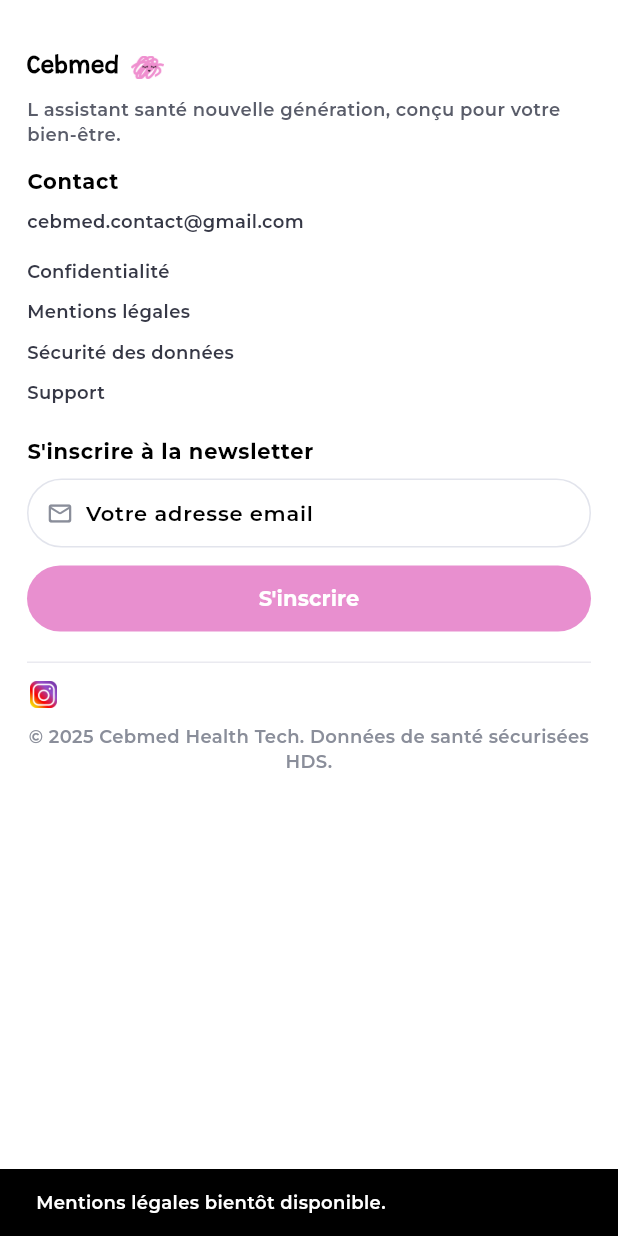
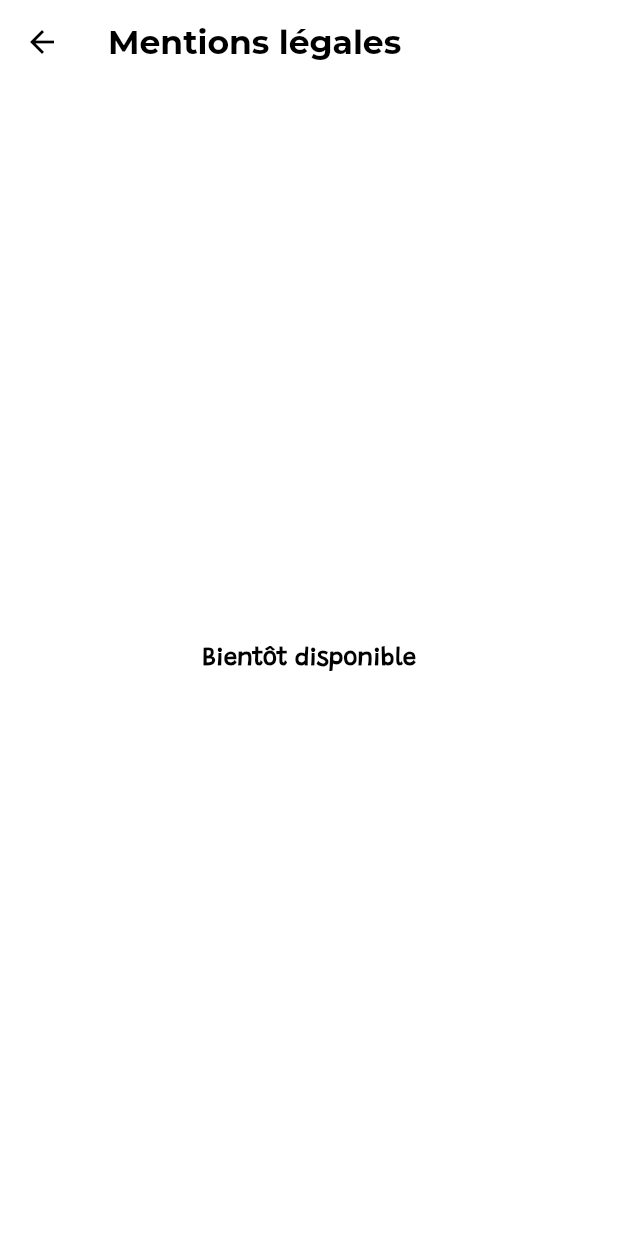
Before and after one commit to MABA-NGOLI/Cebmed_landingPage, a Flutter app: the FooterSection widget shown alone on an empty page, opened directly, after a tap on "Mentions légales", on a phone screen of 412 x 824 dp. Run offline on Flutter 3.47's test engine with Material 3 defaults, Android fonts, the phone set to English and light mode, and no system bars; project files that could hold a hidden picture were left out.

Commit message:
feat(footer): add legal pages, clickable RGPD consent text, and fix newsletter submit flow

```diff
--- a/lib/services/newsletter_service.dart
+++ b/lib/services/newsletter_service.dart
@@ -5,7 +5,7 @@ import '../models/newsletter_request.dart';
 
 class NewsletterService {
   static final Uri _newsletterUri = Uri.parse(
-    'http://31.207.35.91/cebmed/api/newsletter/subscribe',
+    'https://cebmed.duckdns.org/cebmed/api/newsletter/subscribe',
   );
 
   Future<(int, NewsletterModel?)> subscribe(NewsletterRequest request) async {
--- a/lib/viewmodels/newsletter_view_model.dart
+++ b/lib/viewmodels/newsletter_view_model.dart
@@ -19,16 +19,23 @@ class NewsletterViewModel extends ChangeNotifier {
     return null;
   }
 
-  Future<String> submit(String email) async {
+  Future<String> submit(String email, bool acceptConditions) async {
     final validationError = validateEmail(email);
     if (validationError != null) return validationError;
+
+    if (!acceptConditions) {
+      return 'Veuillez accepter la politique de confidentialité.';
+    }
 
     _submitting = true;
     notifyListeners();
 
     try {
       final (statusCode, _) = await _service.subscribe(
-        NewsletterRequest(email: email.trim()),
+        NewsletterRequest(
+          email: email.trim(),
+          acceptConditions: acceptConditions,
+        ),
       );
 
       if (statusCode == 201) return 'Inscription newsletter réussie.';
--- /dev/null
+++ b/lib/views/legal_notices_view.dart
@@ -0,0 +1,30 @@
+import 'package:flutter/material.dart';
+import '../theme/app_theme.dart';
+
+class LegalNoticesView extends StatelessWidget {
+  const LegalNoticesView({super.key});
+
+  @override
+  Widget build(BuildContext context) {
+    final textTheme = Theme.of(context).textTheme;
+
+    return Scaffold(
+      appBar: AppBar(
+        title: const Text('Mentions légales'),
+        backgroundColor: AppTheme.white,
+        foregroundColor: AppTheme.black,
+        elevation: 0,
+      ),
+      backgroundColor: AppTheme.white,
+      body: Center(
+        child: Text(
+          'Bientôt disponible',
+          style: textTheme.headlineSmall?.copyWith(
+            color: AppTheme.black,
+            fontWeight: FontWeight.w700,
+          ),
+        ),
+      ),
+    );
+  }
+}
--- a/lib/widgets/footer_section.dart
+++ b/lib/widgets/footer_section.dart
@@ -1,7 +1,12 @@
+import 'package:flutter/gestures.dart';
 import 'package:flutter/material.dart';
 import 'package:url_launcher/url_launcher.dart';
 import '../theme/app_theme.dart';
 import '../viewmodels/newsletter_view_model.dart';
+import '../views/privacy_policy_view.dart';
+import '../views/legal_notices_view.dart';
+import '../views/data_security_view.dart';
+import '../views/support_view.dart';
 
 class FooterSection extends StatefulWidget {
   const FooterSection({super.key});
@@ -16,6 +21,7 @@ class _FooterSectionState extends State<FooterSection> {
 
   final TextEditingController _newsletterController = TextEditingController();
   late final NewsletterViewModel _newsletterViewModel;
+  bool _acceptConditions = false;
 
   @override
   void initState() {
@@ -52,15 +58,43 @@ class _FooterSectionState extends State<FooterSection> {
       );
     }
   }
+  void _openPrivacyPolicy(BuildContext context) {
+    Navigator.of(context).push(
+      MaterialPageRoute<void>(
+        builder: (_) => const PrivacyPolicyView(),
+      ),
+    );
+  }
 
-  void _onFooterLinkTap(BuildContext context, String label) {
-    ScaffoldMessenger.of(context).showSnackBar(
-      SnackBar(content: Text('$label bientôt disponible.')),
+  void _openLegalNotices(BuildContext context) {
+    Navigator.of(context).push(
+      MaterialPageRoute<void>(
+        builder: (_) => const LegalNoticesView(),
+      ),
+    );
+  }
+
+  void _openDataSecurity(BuildContext context) {
+    Navigator.of(context).push(
+      MaterialPageRoute<void>(
+        builder: (_) => const DataSecurityView(),
+      ),
+    );
+  }
+
+  void _openSupport(BuildContext context) {
+    Navigator.of(context).push(
+      MaterialPageRoute<void>(
+        builder: (_) => const SupportView(),
+      ),
     );
   }
 
   Future<void> _submitNewsletter() async {
-    final message = await _newsletterViewModel.submit(_newsletterController.text);
+    final message = await _newsletterViewModel.submit(
+      _newsletterController.text,
+      _acceptConditions,
+    );
     if (!mounted) return;
     if (message == 'Inscription newsletter réussie.') {
       _newsletterController.clear();
@@ -164,10 +198,10 @@ class _FooterSectionState extends State<FooterSection> {
             spacing: 28,
             runSpacing: 10,
             children: [
-              _FooterLink(label: 'Confidentialité', onTap: () => _onFooterLinkTap(context, 'Confidentialité')),
-              _FooterLink(label: 'Mentions légales', onTap: () => _onFooterLinkTap(context, 'Mentions légales')),
-              _FooterLink(label: 'Sécurité des données', onTap: () => _onFooterLinkTap(context, 'Sécurité des données')),
-              _FooterLink(label: 'Support', onTap: () => _onFooterLinkTap(context, 'Support')),
+              _FooterLink(label: 'Politique de confidentialité', onTap: () => _openPrivacyPolicy(context)),
+              _FooterLink(label: 'Mentions légales', onTap: () => _openLegalNotices(context)),
+              _FooterLink(label: 'Sécurité des données', onTap: () => _openDataSecurity(context)),
+              _FooterLink(label: 'Support', onTap: () => _openSupport(context)),
             ],
           ),
         ),
@@ -212,13 +246,13 @@ class _FooterSectionState extends State<FooterSection> {
         Column(
           crossAxisAlignment: CrossAxisAlignment.start,
           children: [
-            _FooterLink(label: 'Confidentialité', onTap: () => _onFooterLinkTap(context, 'Confidentialité')),
+            _FooterLink(label: 'Politique de confidentialité', onTap: () => _openPrivacyPolicy(context)),
             const SizedBox(height: 6),
-            _FooterLink(label: 'Mentions légales', onTap: () => _onFooterLinkTap(context, 'Mentions légales')),
+            _FooterLink(label: 'Mentions légales', onTap: () => _openLegalNotices(context)),
             const SizedBox(height: 6),
-            _FooterLink(label: 'Sécurité des données', onTap: () => _onFooterLinkTap(context, 'Sécurité des données')),
+            _FooterLink(label: 'Sécurité des données', onTap: () => _openDataSecurity(context)),
             const SizedBox(height: 6),
-            _FooterLink(label: 'Support', onTap: () => _onFooterLinkTap(context, 'Support')),
+            _FooterLink(label: 'Support', onTap: () => _openSupport(context)),
           ],
         ),
       ],
@@ -306,19 +340,28 @@ class _FooterSectionState extends State<FooterSection> {
                     ),
                   ),
                 ),
-                Padding(
-                  padding: const EdgeInsets.only(right: 4),
-                  child: FilledButton(
-                    onPressed: _newsletterViewModel.submitting ? null : _submitNewsletter,
-                    style: FilledButton.styleFrom(
-                      minimumSize: const Size(132, 38),
-                      backgroundColor: AppTheme.primaryPink,
-                      shape: RoundedRectangleBorder(borderRadius: BorderRadius.circular(20)),
-                    ),
-                    child: Text(_newsletterViewModel.submitting ? '...' : 'S\'inscrire'),
-                  ),
-                ),
+                const SizedBox(width: 8),
               ],
+            ),
+          ),
+        ),
+        const SizedBox(height: 10),
+        _consentRow(textTheme),
+        const SizedBox(height: 10),
+        ConstrainedBox(
+          constraints: const BoxConstraints(maxWidth: 560),
+          child: SizedBox(
+            width: double.infinity,
+            child: FilledButton(
+              onPressed: (_newsletterViewModel.submitting || !_acceptConditions)
+                  ? null
+                  : _submitNewsletter,
+              style: FilledButton.styleFrom(
+                backgroundColor: AppTheme.primaryPink,
+                minimumSize: const Size.fromHeight(44),
+                shape: RoundedRectangleBorder(borderRadius: BorderRadius.circular(22)),
+              ),
+              child: Text(_newsletterViewModel.submitting ? 'Inscription...' : 'S\'inscrire'),
             ),
           ),
         ),
@@ -364,16 +407,67 @@ class _FooterSectionState extends State<FooterSection> {
           ),
         ),
         const SizedBox(height: 10),
+        _consentRow(textTheme),
+        const SizedBox(height: 10),
         SizedBox(
           width: double.infinity,
           child: FilledButton(
-            onPressed: _newsletterViewModel.submitting ? null : _submitNewsletter,
+            onPressed: (_newsletterViewModel.submitting || !_acceptConditions)
+                ? null
+                : _submitNewsletter,
             style: FilledButton.styleFrom(
               backgroundColor: AppTheme.primaryPink,
               minimumSize: const Size.fromHeight(44),
               shape: RoundedRectangleBorder(borderRadius: BorderRadius.circular(22)),
             ),
             child: Text(_newsletterViewModel.submitting ? 'Inscription...' : 'S\'inscrire'),
+          ),
+        ),
+      ],
+    );
+  }
+
+  Widget _consentRow(TextTheme textTheme) {
+    return Row(
+      crossAxisAlignment: CrossAxisAlignment.start,
+      children: [
+        Checkbox(
+          value: _acceptConditions,
+          onChanged: (value) {
+            setState(() {
+              _acceptConditions = value ?? false;
+            });
+          },
+          materialTapTargetSize: MaterialTapTargetSize.shrinkWrap,
+          visualDensity: VisualDensity.compact,
+        ),
+        const SizedBox(width: 6),
+        Expanded(
+          child: Column(
+            crossAxisAlignment: CrossAxisAlignment.start,
+            children: [
+              RichText(
+                text: TextSpan(
+                  style: textTheme.bodyMedium?.copyWith(
+                    color: const Color(0xFF4B4D59),
+                    height: 1.35,
+                  ),
+                  children: [
+                    const TextSpan(text: 'En cochant cette case, j\'accepte de recevoir la newsletter CEBMED par e-mail. J\'ai pris connaissance de la '),
+                    TextSpan(
+                      text: 'Politique de confidentialité',
+                      style: const TextStyle(
+                        decoration: TextDecoration.underline,
+                        fontWeight: FontWeight.w700,
+                      ),
+                      recognizer: TapGestureRecognizer()
+                        ..onTap = () => _openPrivacyPolicy(context),
+                    ),
+                    const TextSpan(text: ' et je peux retirer mon consentement à tout moment.'),
+                  ],
+                ),
+              )
+            ],
           ),
         ),
       ],
```
Also changed, not shown: lib/views/data_security_view.dart (added, +30 -0 lines), lib/views/privacy_policy_view.dart (added, +46 -0 lines), lib/views/support_view.dart (added, +30 -0 lines), vercel.json (added), 1 other file.
